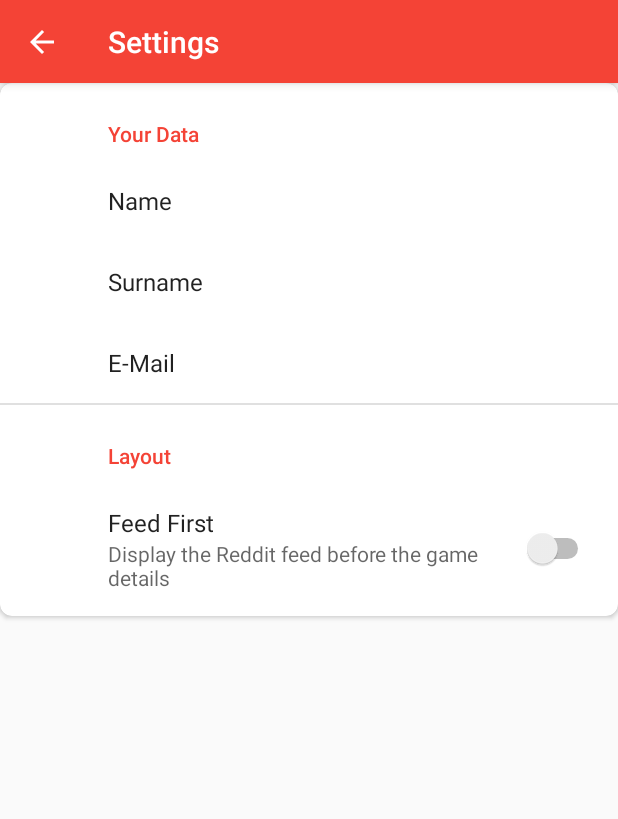
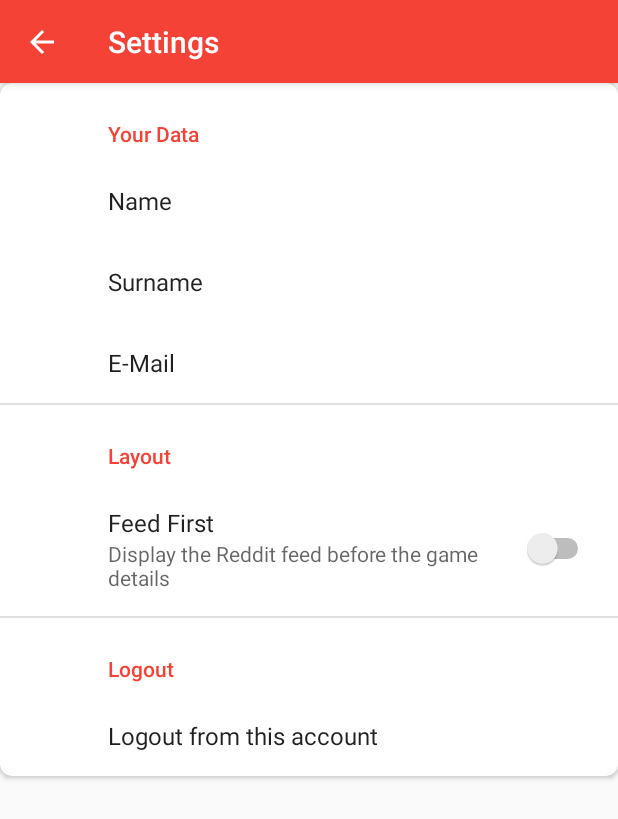
Before and after one commit to polyc/GameLibrary, an Android app: the screen it shows after launch (SettingsActivity), in the options menu, after a tap on "Settings", on a phone screen of 412 x 824 dp. Shown: the top 819 px of the screen. Run offline under Robolectric (Android 15) with nearby library versions, the phone set to English and light mode, and no system bars; our stand-ins replace Firebase (no records; nobody signed in at launch, a user with empty details on screens opened directly), Volley, androidx.preference; network calls fail.

Commit message:
Implements logout in settings

```diff
--- a/app/src/main/java/com/example/gamelibrary/library/LibraryActivity.kt
+++ b/app/src/main/java/com/example/gamelibrary/library/LibraryActivity.kt
@@ -52,6 +52,9 @@ class LibraryActivity : AppCompatActivity() {
         setContentView(R.layout.activity_library)
         setSupportActionBar(findViewById(R.id.library_toolbar))
 
+        // Initialize Firebase Auth
+        auth = Firebase.auth
+
         // Configure Google Sign In
         val gso = GoogleSignInOptions.Builder(GoogleSignInOptions.DEFAULT_SIGN_IN)
             .requestIdToken(getString(R.string.default_web_client_id))
@@ -61,18 +64,29 @@ class LibraryActivity : AppCompatActivity() {
         // Build a GoogleSignInClient with the options specified by gso.
         googleSignInClient = GoogleSignIn.getClient(this, gso)
 
-        // Initialize Firebase Auth
-        auth = Firebase.auth
+        init()
+    }
 
-        //check if the user is already logged in
-        val signInAccount = GoogleSignIn.getLastSignedInAccount(this)
-        if(signInAccount != null && auth.uid != null){
+    override fun onStart() {
+        super.onStart()
+        //handle logout case
+        if(auth.uid == null){
+            setTheme(R.style.AppTheme)
+            setContentView(R.layout.activity_library)
+            setSupportActionBar(findViewById(R.id.library_toolbar))
+            init()
+        }
+    }
+
+    private fun init(){
+        if(auth.uid != null){
             db = Firebase.firestore
             db.collection("userData").document(auth.currentUser!!.uid).get().addOnSuccessListener { doc ->
                 populateLibrary(doc)
             }
         }
-        else
+        else//user is not logged in or has signed out
+            googleSignInClient.signOut()
             signIn()
 
 
@@ -94,6 +108,7 @@ class LibraryActivity : AppCompatActivity() {
             setColorSchemeResources(R.color.colorPrimary)
         }
     }
+
     private fun signIn() {
         val signInIntent = googleSignInClient.signInIntent
         startActivityForResult(signInIntent,
@@ -196,8 +211,11 @@ class LibraryActivity : AppCompatActivity() {
     override fun onRestart() {
         //Refresh Library
         super.onRestart()
-        swipeRefreshLayout.isRefreshing = true
-        refreshLibrary()
+        //if user didn't logout
+        if (auth.uid != null){
+            swipeRefreshLayout.isRefreshing = true
+            refreshLibrary()
+        }
     }
 
     override fun onCreateOptionsMenu(menu: Menu?): Boolean {
--- a/app/src/main/java/com/example/gamelibrary/search/SearchActivity.kt
+++ b/app/src/main/java/com/example/gamelibrary/search/SearchActivity.kt
@@ -24,6 +24,7 @@ import com.example.gamelibrary.data.Game
 import com.example.gamelibrary.settings.SettingsActivity
 import com.google.firebase.auth.FirebaseAuth
 import com.google.firebase.auth.FirebaseUser
+import com.google.firebase.auth.ktx.auth
 import com.google.firebase.firestore.FirebaseFirestore
 import com.google.firebase.firestore.ktx.firestore
 import com.google.firebase.ktx.Firebase
@@ -79,6 +80,13 @@ class SearchActivity : AppCompatActivity() {
             setRefreshListener(this.query, defaultQuery)
             search(this.query, defaultQuery)
         }
+    }
+
+    override fun onRestart() {
+        super.onRestart()
+        //handle logout case
+        if(Firebase.auth.uid == null)
+            finish()
     }
 
     //state again the onCreate behavior since this is a single-top activity
--- a/app/src/main/java/com/example/gamelibrary/settings/SettingsFragment.kt
+++ b/app/src/main/java/com/example/gamelibrary/settings/SettingsFragment.kt
@@ -10,6 +10,8 @@ import com.google.firebase.firestore.FirebaseFirestore
 import com.google.firebase.firestore.ktx.firestore
 import com.google.firebase.ktx.Firebase
 
+private const val TAG = "Settings"
+
 class SettingsFragment : PreferenceFragmentCompat() {
     override fun onCreatePreferences(savedInstanceState: Bundle?, rootKey: String?) {
         setPreferencesFromResource(R.xml.preferences, rootKey)
@@ -17,10 +19,18 @@ class SettingsFragment : PreferenceFragmentCompat() {
         val namePreference = findPreference<EditTextPreference>("name")
         val surnamePreference = findPreference<EditTextPreference>("surname")
         val emailPreference = findPreference<EditTextPreference>("email")
+        val logoutPreference = findPreference<Preference>("logout_button")
 
         setOnEditTextPreferenceChangeListener(namePreference!!)
         setOnEditTextPreferenceChangeListener(surnamePreference!!)
         setOnEditTextPreferenceChangeListener(emailPreference!!)
+
+        logoutPreference?.setOnPreferenceClickListener {
+            Firebase.auth.signOut()
+            activity?.finish()
+            true
+        }
+
     }
 
     private fun  setOnEditTextPreferenceChangeListener(preference: EditTextPreference){
--- a/app/src/main/res/xml/preferences.xml
+++ b/app/src/main/res/xml/preferences.xml
@@ -1,6 +1,5 @@
 <?xml version="1.0" encoding="utf-8"?>
-<PreferenceScreen
-    xmlns:app="http://schemas.android.com/apk/res-auto">
+<PreferenceScreen xmlns:app="http://schemas.android.com/apk/res-auto">
 
     <PreferenceCategory
         app:key="user_data"
@@ -29,4 +28,15 @@
             app:summary="Display the Reddit feed before the game details"/>
 
     </PreferenceCategory>
+
+    <PreferenceCategory
+        app:key="logout"
+        app:title="Logout">
+
+        <Preference
+            app:key="logout_button"
+            app:title="Logout from this account">
+
+        </Preference>
+    </PreferenceCategory>
 </PreferenceScreen>
```
